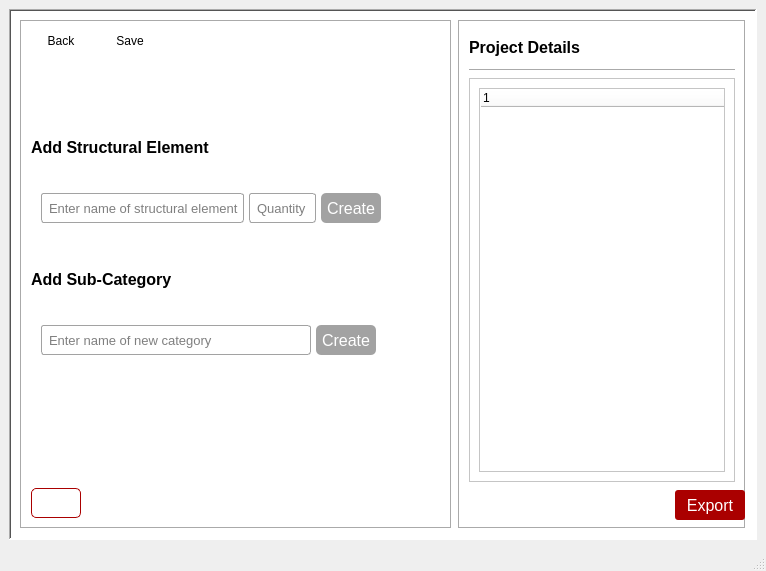
This is assets/ui/GenBBS_catg1.ui in Ano-ly/GenBBS as Qt 5 draws it before an edit. The edited form follows.
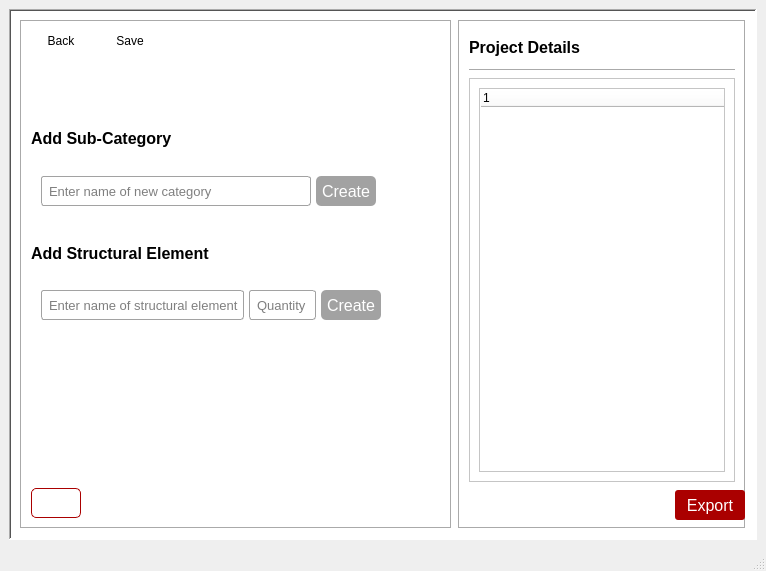
This is the edited form. Icons and pictures are not drawn.

The edit to the form file:
```diff
--- a/assets/ui/GenBBS_catg1.ui
+++ b/assets/ui/GenBBS_catg1.ui
@@ -6,7 +6,7 @@
    <rect>
     <x>0</x>
     <y>0</y>
-    <width>737</width>
+    <width>762</width>
     <height>571</height>
    </rect>
   </property>
@@ -94,6 +94,15 @@
 #btnCreateSubCatg1:hover {
 background-color:rgb(139, 243, 59)
 }
+#btnEditNameCatg1 {
+border-radius: 5px;
+color: white;
+padding-left: 5px;
+padding-right: 5px;
+}
+#btnEditNameCatg1:hover {
+border: 2px solid red;
+}
 #btnCreateElementCatg1 {
 background-color: rgb(85, 170, 0);
 border-radius: 5px;
@@ -167,7 +176,7 @@
          <property name="frameShadow">
           <enum>QFrame::Shadow::Sunken</enum>
          </property>
-         <layout class="QVBoxLayout" name="verticalLayout_3" stretch="0,1,1,1,1,1,1,1,0">
+         <layout class="QVBoxLayout" name="verticalLayout_3" stretch="1,1,1,3,1,3,2,2,1">
           <property name="spacing">
            <number>20</number>
           </property>
@@ -241,44 +250,49 @@
            </layout>
           </item>
           <item>
-           <widget class="QLabel" name="label1Catg1">
-            <property name="sizePolicy">
-             <sizepolicy hsizetype="Preferred" vsizetype="Fixed">
-              <horstretch>0</horstretch>
-              <verstretch>0</verstretch>
-             </sizepolicy>
+           <layout class="QHBoxLayout" name="horizontalLayout_4">
+            <property name="spacing">
+             <number>1</number>
             </property>
-            <property name="minimumSize">
-             <size>
-              <width>0</width>
-              <height>30</height>
-             </size>
-            </property>
-            <property name="maximumSize">
-             <size>
-              <width>16777215</width>
-              <height>30</height>
-             </size>
-            </property>
-            <property name="baseSize">
-             <size>
-              <width>0</width>
-              <height>30</height>
-             </size>
-            </property>
-            <property name="font">
-             <font>
-              <family>Segoe UI</family>
-              <pointsize>11</pointsize>
-              <bold>true</bold>
-              <strikeout>false</strikeout>
-             </font>
-            </property>
-            <property name="autoFillBackground">
-             <bool>false</bool>
-            </property>
-            <property name="styleSheet">
-             <string notr="true">
+            <item>
+             <widget class="QLabel" name="label1Catg1">
+              <property name="sizePolicy">
+               <sizepolicy hsizetype="Preferred" vsizetype="Fixed">
+                <horstretch>0</horstretch>
+                <verstretch>0</verstretch>
+               </sizepolicy>
+              </property>
+              <property name="minimumSize">
+               <size>
+                <width>0</width>
+                <height>30</height>
+               </size>
+              </property>
+              <property name="maximumSize">
+               <size>
+                <width>16777215</width>
+                <height>30</height>
+               </size>
+              </property>
+              <property name="baseSize">
+               <size>
+                <width>0</width>
+                <height>30</height>
+               </size>
+              </property>
+              <property name="font">
+               <font>
+                <family>Segoe UI</family>
+                <pointsize>11</pointsize>
+                <bold>true</bold>
+                <strikeout>false</strikeout>
+               </font>
+              </property>
+              <property name="autoFillBackground">
+               <bool>false</bool>
+              </property>
+              <property name="styleSheet">
+               <string notr="true">
 	
 	background-image: url(:/images/Reinf_Backdrop.jpeg);
     background-repeat: no-repeat;
@@ -286,15 +300,515 @@
     background-attachment: fixed;
 color: white;
 </string>
+              </property>
+              <property name="text">
+               <string>Category Placeholder, i.e [GROUND FLOOR]</string>
+              </property>
+              <property name="margin">
+               <number>5</number>
+              </property>
+             </widget>
+            </item>
+            <item>
+             <widget class="QPushButton" name="btnEditNameCatg1">
+              <property name="sizePolicy">
+               <sizepolicy hsizetype="Preferred" vsizetype="Preferred">
+                <horstretch>0</horstretch>
+                <verstretch>0</verstretch>
+               </sizepolicy>
+              </property>
+              <property name="minimumSize">
+               <size>
+                <width>30</width>
+                <height>30</height>
+               </size>
+              </property>
+              <property name="maximumSize">
+               <size>
+                <width>30</width>
+                <height>30</height>
+               </size>
+              </property>
+              <property name="text">
+               <string/>
+              </property>
+              <property name="icon">
+               <iconset resource="../app_resources.qrc">
+                <normaloff>:/images/edit.png</normaloff>:/images/edit.png</iconset>
+              </property>
+              <property name="iconSize">
+               <size>
+                <width>20</width>
+                <height>20</height>
+               </size>
+              </property>
+             </widget>
+            </item>
+           </layout>
+          </item>
+          <item>
+           <widget class="QLabel" name="label_2">
+            <property name="font">
+             <font>
+              <family>Segoe UI</family>
+              <pointsize>12</pointsize>
+              <bold>true</bold>
+              <strikeout>false</strikeout>
+             </font>
             </property>
             <property name="text">
-             <string>Category Placeholder, i.e [GROUND FLOOR]</string>
-            </property>
-            <property name="margin">
-             <number>5</number>
+             <string>Add Sub-Category</string>
             </property>
            </widget>
           </item>
+          <item>
+           <layout class="QHBoxLayout" name="layout2Catg2" stretch="6,2,1">
+            <property name="spacing">
+             <number>5</number>
+            </property>
+            <property name="sizeConstraint">
+             <enum>QLayout::SizeConstraint::SetDefaultConstraint</enum>
+            </property>
+            <property name="leftMargin">
+             <number>10</number>
+            </property>
+            <property name="topMargin">
+             <number>0</number>
+            </property>
+            <property name="rightMargin">
+             <number>20</number>
+            </property>
+            <property name="bottomMargin">
+             <number>10</number>
+            </property>
+            <item>
+             <widget class="QLineEdit" name="inputNewSubCatg1">
+              <property name="enabled">
+               <bool>false</bool>
+              </property>
+              <property name="sizePolicy">
+               <sizepolicy hsizetype="Preferred" vsizetype="Fixed">
+                <horstretch>0</horstretch>
+                <verstretch>0</verstretch>
+               </sizepolicy>
+              </property>
+              <property name="minimumSize">
+               <size>
+                <width>0</width>
+                <height>30</height>
+               </size>
+              </property>
+              <property name="maximumSize">
+               <size>
+                <width>600</width>
+                <height>16777215</height>
+               </size>
+              </property>
+              <property name="palette">
+               <palette>
+                <active>
+                 <colorrole role="Button">
+                  <brush brushstyle="SolidPattern">
+                   <color alpha="255">
+                    <red>255</red>
+                    <green>255</green>
+                    <blue>255</blue>
+                   </color>
+                  </brush>
+                 </colorrole>
+                 <colorrole role="Base">
+                  <brush brushstyle="SolidPattern">
+                   <color alpha="255">
+                    <red>255</red>
+                    <green>255</green>
+                    <blue>255</blue>
+                   </color>
+                  </brush>
+                 </colorrole>
+                 <colorrole role="Window">
+                  <brush brushstyle="SolidPattern">
+                   <color alpha="255">
+                    <red>255</red>
+                    <green>255</green>
+                    <blue>255</blue>
+                   </color>
+                  </brush>
+                 </colorrole>
+                </active>
+                <inactive>
+                 <colorrole role="Button">
+                  <brush brushstyle="SolidPattern">
+                   <color alpha="255">
+                    <red>255</red>
+                    <green>255</green>
+                    <blue>255</blue>
+                   </color>
+                  </brush>
+                 </colorrole>
+                 <colorrole role="Base">
+                  <brush brushstyle="SolidPattern">
+                   <color alpha="255">
+                    <red>255</red>
+                    <green>255</green>
+                    <blue>255</blue>
+                   </color>
+                  </brush>
+                 </colorrole>
+                 <colorrole role="Window">
+                  <brush brushstyle="SolidPattern">
+                   <color alpha="255">
+                    <red>255</red>
+                    <green>255</green>
+                    <blue>255</blue>
+                   </color>
+                  </brush>
+                 </colorrole>
+                </inactive>
+                <disabled>
+                 <colorrole role="Button">
+                  <brush brushstyle="SolidPattern">
+                   <color alpha="255">
+                    <red>255</red>
+                    <green>255</green>
+                    <blue>255</blue>
+                   </color>
+                  </brush>
+                 </colorrole>
+                 <colorrole role="Base">
+                  <brush brushstyle="SolidPattern">
+                   <color alpha="255">
+                    <red>255</red>
+                    <green>255</green>
+                    <blue>255</blue>
+                   </color>
+                  </brush>
+                 </colorrole>
+                 <colorrole role="Window">
+                  <brush brushstyle="SolidPattern">
+                   <color alpha="255">
+                    <red>255</red>
+                    <green>255</green>
+                    <blue>255</blue>
+                   </color>
+                  </brush>
+                 </colorrole>
+                </disabled>
+               </palette>
+              </property>
+              <property name="font">
+               <font>
+                <family>Segoe UI</family>
+                <pointsize>10</pointsize>
+                <italic>false</italic>
+                <bold>false</bold>
+               </font>
+              </property>
+              <property name="styleSheet">
+               <string notr="true"/>
+              </property>
+              <property name="text">
+               <string/>
+              </property>
+              <property name="alignment">
+               <set>Qt::AlignmentFlag::AlignJustify|Qt::AlignmentFlag::AlignVCenter</set>
+              </property>
+              <property name="placeholderText">
+               <string>Enter name of new category</string>
+              </property>
+              <property name="clearButtonEnabled">
+               <bool>true</bool>
+              </property>
+             </widget>
+            </item>
+            <item>
+             <widget class="QPushButton" name="btnCreateSubCatg1">
+              <property name="enabled">
+               <bool>false</bool>
+              </property>
+              <property name="sizePolicy">
+               <sizepolicy hsizetype="Fixed" vsizetype="Fixed">
+                <horstretch>0</horstretch>
+                <verstretch>0</verstretch>
+               </sizepolicy>
+              </property>
+              <property name="minimumSize">
+               <size>
+                <width>60</width>
+                <height>30</height>
+               </size>
+              </property>
+              <property name="maximumSize">
+               <size>
+                <width>50</width>
+                <height>16777215</height>
+               </size>
+              </property>
+              <property name="palette">
+               <palette>
+                <active>
+                 <colorrole role="WindowText">
+                  <brush brushstyle="SolidPattern">
+                   <color alpha="255">
+                    <red>255</red>
+                    <green>255</green>
+                    <blue>255</blue>
+                   </color>
+                  </brush>
+                 </colorrole>
+                 <colorrole role="Button">
+                  <brush brushstyle="SolidPattern">
+                   <color alpha="255">
+                    <red>85</red>
+                    <green>170</green>
+                    <blue>0</blue>
+                   </color>
+                  </brush>
+                 </colorrole>
+                 <colorrole role="Text">
+                  <brush brushstyle="SolidPattern">
+                   <color alpha="255">
+                    <red>255</red>
+                    <green>255</green>
+                    <blue>255</blue>
+                   </color>
+                  </brush>
+                 </colorrole>
+                 <colorrole role="ButtonText">
+                  <brush brushstyle="SolidPattern">
+                   <color alpha="255">
+                    <red>255</red>
+                    <green>255</green>
+                    <blue>255</blue>
+                   </color>
+                  </brush>
+                 </colorrole>
+                 <colorrole role="Base">
+                  <brush brushstyle="SolidPattern">
+                   <color alpha="255">
+                    <red>85</red>
+                    <green>170</green>
+                    <blue>0</blue>
+                   </color>
+                  </brush>
+                 </colorrole>
+                 <colorrole role="Window">
+                  <brush brushstyle="SolidPattern">
+                   <color alpha="255">
+                    <red>85</red>
+                    <green>170</green>
+                    <blue>0</blue>
+                   </color>
+                  </brush>
+                 </colorrole>
+                 <colorrole role="Highlight">
+                  <brush brushstyle="SolidPattern">
+                   <color alpha="255">
+                    <red>39</red>
+                    <green>191</green>
+                    <blue>115</blue>
+                   </color>
+                  </brush>
+                 </colorrole>
+                 <colorrole role="PlaceholderText">
+                  <brush brushstyle="SolidPattern">
+                   <color alpha="128">
+                    <red>255</red>
+                    <green>255</green>
+                    <blue>255</blue>
+                   </color>
+                  </brush>
+                 </colorrole>
+                </active>
+                <inactive>
+                 <colorrole role="WindowText">
+                  <brush brushstyle="SolidPattern">
+                   <color alpha="255">
+                    <red>255</red>
+                    <green>255</green>
+                    <blue>255</blue>
+                   </color>
+                  </brush>
+                 </colorrole>
+                 <colorrole role="Button">
+                  <brush brushstyle="SolidPattern">
+                   <color alpha="255">
+                    <red>85</red>
+                    <green>170</green>
+                    <blue>0</blue>
+                   </color>
+                  </brush>
+                 </colorrole>
+                 <colorrole role="Text">
+                  <brush brushstyle="SolidPattern">
+                   <color alpha="255">
+                    <red>255</red>
+                    <green>255</green>
+                    <blue>255</blue>
+                   </color>
+                  </brush>
+                 </colorrole>
+                 <colorrole role="ButtonText">
+                  <brush brushstyle="SolidPattern">
+                   <color alpha="255">
+                    <red>255</red>
+                    <green>255</green>
+                    <blue>255</blue>
+                   </color>
+                  </brush>
+                 </colorrole>
+                 <colorrole role="Base">
+                  <brush brushstyle="SolidPattern">
+                   <color alpha="255">
+                    <red>85</red>
+                    <green>170</green>
+                    <blue>0</blue>
+                   </color>
+                  </brush>
+                 </colorrole>
+                 <colorrole role="Window">
+                  <brush brushstyle="SolidPattern">
+                   <color alpha="255">
+                    <red>85</red>
+                    <green>170</green>
+                    <blue>0</blue>
+                   </color>
+                  </brush>
+                 </colorrole>
+                 <colorrole role="Highlight">
+                  <brush brushstyle="SolidPattern">
+                   <color alpha="255">
+                    <red>39</red>
+                    <green>191</green>
+                    <blue>115</blue>
+                   </color>
+                  </brush>
+                 </colorrole>
+                 <colorrole role="PlaceholderText">
+                  <brush brushstyle="SolidPattern">
+                   <color alpha="128">
+                    <red>255</red>
+                    <green>255</green>
+                    <blue>255</blue>
+                   </color>
+                  </brush>
+                 </colorrole>
+                </inactive>
+                <disabled>
+                 <colorrole role="WindowText">
+                  <brush brushstyle="SolidPattern">
+                   <color alpha="255">
+                    <red>255</red>
+                    <green>255</green>
+                    <blue>255</blue>
+                   </color>
+                  </brush>
+                 </colorrole>
+                 <colorrole role="Button">
+                  <brush brushstyle="SolidPattern">
+                   <color alpha="255">
+                    <red>162</red>
+                    <green>162</green>
+                    <blue>162</blue>
+                   </color>
+                  </brush>
+                 </colorrole>
+                 <colorrole role="Text">
+                  <brush brushstyle="SolidPattern">
+                   <color alpha="255">
+                    <red>255</red>
+                    <green>255</green>
+                    <blue>255</blue>
+                   </color>
+                  </brush>
+                 </colorrole>
+                 <colorrole role="ButtonText">
+                  <brush brushstyle="SolidPattern">
+                   <color alpha="255">
+                    <red>255</red>
+                    <green>255</green>
+                    <blue>255</blue>
+                   </color>
+                  </brush>
+                 </colorrole>
+                 <colorrole role="Base">
+                  <brush brushstyle="SolidPattern">
+                   <color alpha="255">
+                    <red>162</red>
+                    <green>162</green>
+                    <blue>162</blue>
+                   </color>
+                  </brush>
+                 </colorrole>
+                 <colorrole role="Window">
+                  <brush brushstyle="SolidPattern">
+                   <color alpha="255">
+                    <red>162</red>
+                    <green>162</green>
+                    <blue>162</blue>
+                   </color>
+                  </brush>
+                 </colorrole>
+                 <colorrole role="Highlight">
+                  <brush brushstyle="SolidPattern">
+                   <color alpha="255">
+                    <red>39</red>
+                    <green>191</green>
+                    <blue>115</blue>
+                   </color>
+                  </brush>
+                 </colorrole>
+                 <colorrole role="PlaceholderText">
+                  <brush brushstyle="SolidPattern">
+                   <color alpha="128">
+                    <red>255</red>
+                    <green>255</green>
+                    <blue>255</blue>
+                   </color>
+                  </brush>
+                 </colorrole>
+                </disabled>
+               </palette>
+              </property>
+              <property name="font">
+               <font>
+                <family>Segoe UI</family>
+                <pointsize>12</pointsize>
+                <italic>false</italic>
+                <bold>false</bold>
+               </font>
+              </property>
+              <property name="autoFillBackground">
+               <bool>false</bool>
+              </property>
+              <property name="styleSheet">
+               <string notr="true"/>
+              </property>
+              <property name="text">
+               <string>Create</string>
+              </property>
+              <property name="checkable">
+               <bool>true</bool>
+              </property>
+             </widget>
+            </item>
+            <item>
+             <spacer name="hSpacer2_2">
+              <property name="orientation">
+               <enum>Qt::Orientation::Horizontal</enum>
+              </property>
+              <property name="sizeType">
+               <enum>QSizePolicy::Policy::Preferred</enum>
+              </property>
+              <property name="sizeHint" stdset="0">
+               <size>
+                <width>40</width>
+                <height>20</height>
+               </size>
+              </property>
+             </spacer>
+            </item>
+           </layout>
+          </item>
           <item>
            <widget class="QLabel" name="label2Catg2">
             <property name="font">
@@ -897,469 +1411,6 @@
             </item>
            </layout>
           </item>
-          <item>
-           <widget class="QLabel" name="label_2">
-            <property name="font">
-             <font>
-              <family>Segoe UI</family>
-              <pointsize>12</pointsize>
-              <bold>true</bold>
-              <strikeout>false</strikeout>
-             </font>
-            </property>
-            <property name="text">
-             <string>Add Sub-Category</string>
-            </property>
-           </widget>
-          </item>
-          <item>
-           <layout class="QHBoxLayout" name="layout2Catg2" stretch="6,2,1">
-            <property name="spacing">
-             <number>5</number>
-            </property>
-            <property name="sizeConstraint">
-             <enum>QLayout::SizeConstraint::SetDefaultConstraint</enum>
-            </property>
-            <property name="leftMargin">
-             <number>10</number>
-            </property>
-            <property name="topMargin">
-             <number>0</number>
-            </property>
-            <property name="rightMargin">
-             <number>20</number>
-            </property>
-            <property name="bottomMargin">
-             <number>10</number>
-            </property>
-            <item>
-             <widget class="QLineEdit" name="inputNewSubCatg1">
-              <property name="enabled">
-               <bool>false</bool>
-              </property>
-              <property name="sizePolicy">
-               <sizepolicy hsizetype="Preferred" vsizetype="Fixed">
-                <horstretch>0</horstretch>
-                <verstretch>0</verstretch>
-               </sizepolicy>
-              </property>
-              <property name="minimumSize">
-               <size>
-                <width>0</width>
-                <height>30</height>
-               </size>
-              </property>
-              <property name="maximumSize">
-               <size>
-                <width>600</width>
-                <height>16777215</height>
-               </size>
-              </property>
-              <property name="palette">
-               <palette>
-                <active>
-                 <colorrole role="Button">
-                  <brush brushstyle="SolidPattern">
-                   <color alpha="255">
-                    <red>255</red>
-                    <green>255</green>
-                    <blue>255</blue>
-                   </color>
-                  </brush>
-                 </colorrole>
-                 <colorrole role="Base">
-                  <brush brushstyle="SolidPattern">
-                   <color alpha="255">
-                    <red>255</red>
-                    <green>255</green>
-                    <blue>255</blue>
-                   </color>
-                  </brush>
-                 </colorrole>
-                 <colorrole role="Window">
-                  <brush brushstyle="SolidPattern">
-                   <color alpha="255">
-                    <red>255</red>
-                    <green>255</green>
-                    <blue>255</blue>
-                   </color>
-                  </brush>
-                 </colorrole>
-                </active>
-                <inactive>
-                 <colorrole role="Button">
-                  <brush brushstyle="SolidPattern">
-                   <color alpha="255">
-                    <red>255</red>
-                    <green>255</green>
-                    <blue>255</blue>
-                   </color>
-                  </brush>
-                 </colorrole>
-                 <colorrole role="Base">
-                  <brush brushstyle="SolidPattern">
-                   <color alpha="255">
-                    <red>255</red>
-                    <green>255</green>
-                    <blue>255</blue>
-                   </color>
-                  </brush>
-                 </colorrole>
-                 <colorrole role="Window">
-                  <brush brushstyle="SolidPattern">
-                   <color alpha="255">
-                    <red>255</red>
-                    <green>255</green>
-                    <blue>255</blue>
-                   </color>
-                  </brush>
-                 </colorrole>
-                </inactive>
-                <disabled>
-                 <colorrole role="Button">
-                  <brush brushstyle="SolidPattern">
-                   <color alpha="255">
-                    <red>255</red>
-                    <green>255</green>
-                    <blue>255</blue>
-                   </color>
-                  </brush>
-                 </colorrole>
-                 <colorrole role="Base">
-                  <brush brushstyle="SolidPattern">
-                   <color alpha="255">
-                    <red>255</red>
-                    <green>255</green>
-                    <blue>255</blue>
-                   </color>
-                  </brush>
-                 </colorrole>
-                 <colorrole role="Window">
-                  <brush brushstyle="SolidPattern">
-                   <color alpha="255">
-                    <red>255</red>
-                    <green>255</green>
-                    <blue>255</blue>
-                   </color>
-                  </brush>
-                 </colorrole>
-                </disabled>
-               </palette>
-              </property>
-              <property name="font">
-               <font>
-                <family>Segoe UI</family>
-                <pointsize>10</pointsize>
-                <italic>false</italic>
-                <bold>false</bold>
-               </font>
-              </property>
-              <property name="styleSheet">
-               <string notr="true"/>
-              </property>
-              <property name="text">
-               <string/>
-              </property>
-              <property name="alignment">
-               <set>Qt::AlignmentFlag::AlignJustify|Qt::AlignmentFlag::AlignVCenter</set>
-              </property>
-              <property name="placeholderText">
-               <string>Enter name of new category</string>
-              </property>
-              <property name="clearButtonEnabled">
-               <bool>true</bool>
-              </property>
-             </widget>
-            </item>
-            <item>
-             <widget class="QPushButton" name="btnCreateSubCatg1">
-              <property name="enabled">
-               <bool>false</bool>
-              </property>
-              <property name="sizePolicy">
-               <sizepolicy hsizetype="Fixed" vsizetype="Fixed">
-                <horstretch>0</horstretch>
-                <verstretch>0</verstretch>
-               </sizepolicy>
-              </property>
-              <property name="minimumSize">
-               <size>
-                <width>60</width>
-                <height>30</height>
-               </size>
-              </property>
-              <property name="maximumSize">
-               <size>
-                <width>50</width>
-                <height>16777215</height>
-               </size>
-              </property>
-              <property name="palette">
-               <palette>
-                <active>
-                 <colorrole role="WindowText">
-                  <brush brushstyle="SolidPattern">
-                   <color alpha="255">
-                    <red>255</red>
-                    <green>255</green>
-                    <blue>255</blue>
-                   </color>
-                  </brush>
-                 </colorrole>
-                 <colorrole role="Button">
-                  <brush brushstyle="SolidPattern">
-                   <color alpha="255">
-                    <red>85</red>
-                    <green>170</green>
-                    <blue>0</blue>
-                   </color>
-                  </brush>
-                 </colorrole>
-                 <colorrole role="Text">
-                  <brush brushstyle="SolidPattern">
-                   <color alpha="255">
-                    <red>255</red>
-                    <green>255</green>
-                    <blue>255</blue>
-                   </color>
-                  </brush>
-                 </colorrole>
-                 <colorrole role="ButtonText">
-                  <brush brushstyle="SolidPattern">
-                   <color alpha="255">
-                    <red>255</red>
-                    <green>255</green>
-                    <blue>255</blue>
-                   </color>
-                  </brush>
-                 </colorrole>
-                 <colorrole role="Base">
-                  <brush brushstyle="SolidPattern">
-                   <color alpha="255">
-                    <red>85</red>
-                    <green>170</green>
-                    <blue>0</blue>
-                   </color>
-                  </brush>
-                 </colorrole>
-                 <colorrole role="Window">
-                  <brush brushstyle="SolidPattern">
-                   <color alpha="255">
-                    <red>85</red>
-                    <green>170</green>
-                    <blue>0</blue>
-                   </color>
-                  </brush>
-                 </colorrole>
-                 <colorrole role="Highlight">
-                  <brush brushstyle="SolidPattern">
-                   <color alpha="255">
-                    <red>39</red>
-                    <green>191</green>
-                    <blue>115</blue>
-                   </color>
-                  </brush>
-                 </colorrole>
-                 <colorrole role="PlaceholderText">
-                  <brush brushstyle="SolidPattern">
-                   <color alpha="128">
-                    <red>255</red>
-                    <green>255</green>
-                    <blue>255</blue>
-                   </color>
-                  </brush>
-                 </colorrole>
-                </active>
-                <inactive>
-                 <colorrole role="WindowText">
-                  <brush brushstyle="SolidPattern">
-                   <color alpha="255">
-                    <red>255</red>
-                    <green>255</green>
-                    <blue>255</blue>
-                   </color>
-                  </brush>
-                 </colorrole>
-                 <colorrole role="Button">
-                  <brush brushstyle="SolidPattern">
-                   <color alpha="255">
-                    <red>85</red>
-                    <green>170</green>
-                    <blue>0</blue>
-                   </color>
-                  </brush>
-                 </colorrole>
-                 <colorrole role="Text">
-                  <brush brushstyle="SolidPattern">
-                   <color alpha="255">
-                    <red>255</red>
-                    <green>255</green>
-                    <blue>255</blue>
-                   </color>
-                  </brush>
-                 </colorrole>
-                 <colorrole role="ButtonText">
-                  <brush brushstyle="SolidPattern">
-                   <color alpha="255">
-                    <red>255</red>
-                    <green>255</green>
-                    <blue>255</blue>
-                   </color>
-                  </brush>
-                 </colorrole>
-                 <colorrole role="Base">
-                  <brush brushstyle="SolidPattern">
-                   <color alpha="255">
-                    <red>85</red>
-                    <green>170</green>
-                    <blue>0</blue>
-                   </color>
-                  </brush>
-                 </colorrole>
-                 <colorrole role="Window">
-                  <brush brushstyle="SolidPattern">
-                   <color alpha="255">
-                    <red>85</red>
-                    <green>170</green>
-                    <blue>0</blue>
-                   </color>
-                  </brush>
-                 </colorrole>
-                 <colorrole role="Highlight">
-                  <brush brushstyle="SolidPattern">
-                   <color alpha="255">
-                    <red>39</red>
-                    <green>191</green>
-                    <blue>115</blue>
-                   </color>
-                  </brush>
-                 </colorrole>
-                 <colorrole role="PlaceholderText">
-                  <brush brushstyle="SolidPattern">
-                   <color alpha="128">
-                    <red>255</red>
-                    <green>255</green>
-                    <blue>255</blue>
-                   </color>
-                  </brush>
-                 </colorrole>
-                </inactive>
-                <disabled>
-                 <colorrole role="WindowText">
-                  <brush brushstyle="SolidPattern">
-                   <color alpha="255">
-                    <red>255</red>
-                    <green>255</green>
-                    <blue>255</blue>
-                   </color>
-                  </brush>
-                 </colorrole>
-                 <colorrole role="Button">
-                  <brush brushstyle="SolidPattern">
-                   <color alpha="255">
-                    <red>162</red>
-                    <green>162</green>
-                    <blue>162</blue>
-                   </color>
-                  </brush>
-                 </colorrole>
-                 <colorrole role="Text">
-                  <brush brushstyle="SolidPattern">
-                   <color alpha="255">
-                    <red>255</red>
-                    <green>255</green>
-                    <blue>255</blue>
-                   </color>
-                  </brush>
-                 </colorrole>
-                 <colorrole role="ButtonText">
-                  <brush brushstyle="SolidPattern">
-                   <color alpha="255">
-                    <red>255</red>
-                    <green>255</green>
-                    <blue>255</blue>
-                   </color>
-                  </brush>
-                 </colorrole>
-                 <colorrole role="Base">
-                  <brush brushstyle="SolidPattern">
-                   <color alpha="255">
-                    <red>162</red>
-                    <green>162</green>
-                    <blue>162</blue>
-                   </color>
-                  </brush>
-                 </colorrole>
-                 <colorrole role="Window">
-                  <brush brushstyle="SolidPattern">
-                   <color alpha="255">
-                    <red>162</red>
-                    <green>162</green>
-                    <blue>162</blue>
-                   </color>
-                  </brush>
-                 </colorrole>
-                 <colorrole role="Highlight">
-                  <brush brushstyle="SolidPattern">
-                   <color alpha="255">
-                    <red>39</red>
-                    <green>191</green>
-                    <blue>115</blue>
-                   </color>
-                  </brush>
-                 </colorrole>
-                 <colorrole role="PlaceholderText">
-                  <brush brushstyle="SolidPattern">
-                   <color alpha="128">
-                    <red>255</red>
-                    <green>255</green>
-                    <blue>255</blue>
-                   </color>
-                  </brush>
-                 </colorrole>
-                </disabled>
-               </palette>
-              </property>
-              <property name="font">
-               <font>
-                <family>Segoe UI</family>
-                <pointsize>12</pointsize>
-                <italic>false</italic>
-                <bold>false</bold>
-               </font>
-              </property>
-              <property name="autoFillBackground">
-               <bool>false</bool>
-              </property>
-              <property name="styleSheet">
-               <string notr="true"/>
-              </property>
-              <property name="text">
-               <string>Create</string>
-              </property>
-              <property name="checkable">
-               <bool>true</bool>
-              </property>
-             </widget>
-            </item>
-            <item>
-             <spacer name="hSpacer2_2">
-              <property name="orientation">
-               <enum>Qt::Orientation::Horizontal</enum>
-              </property>
-              <property name="sizeType">
-               <enum>QSizePolicy::Policy::Preferred</enum>
-              </property>
-              <property name="sizeHint" stdset="0">
-               <size>
-                <width>40</width>
-                <height>20</height>
-               </size>
-              </property>
-             </spacer>
-            </item>
-           </layout>
-          </item>
           <item>
            <spacer name="vSpacer2_1">
             <property name="orientation">
```
Left out of the diff: 2 changed lines with no effect on the pictures.
